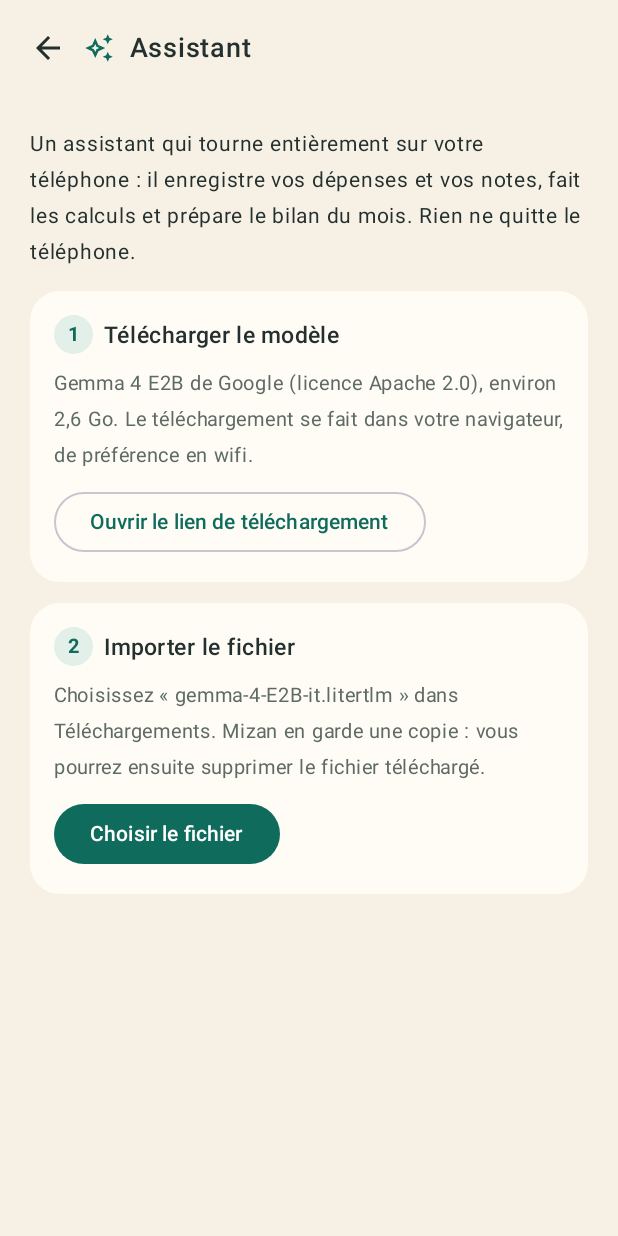
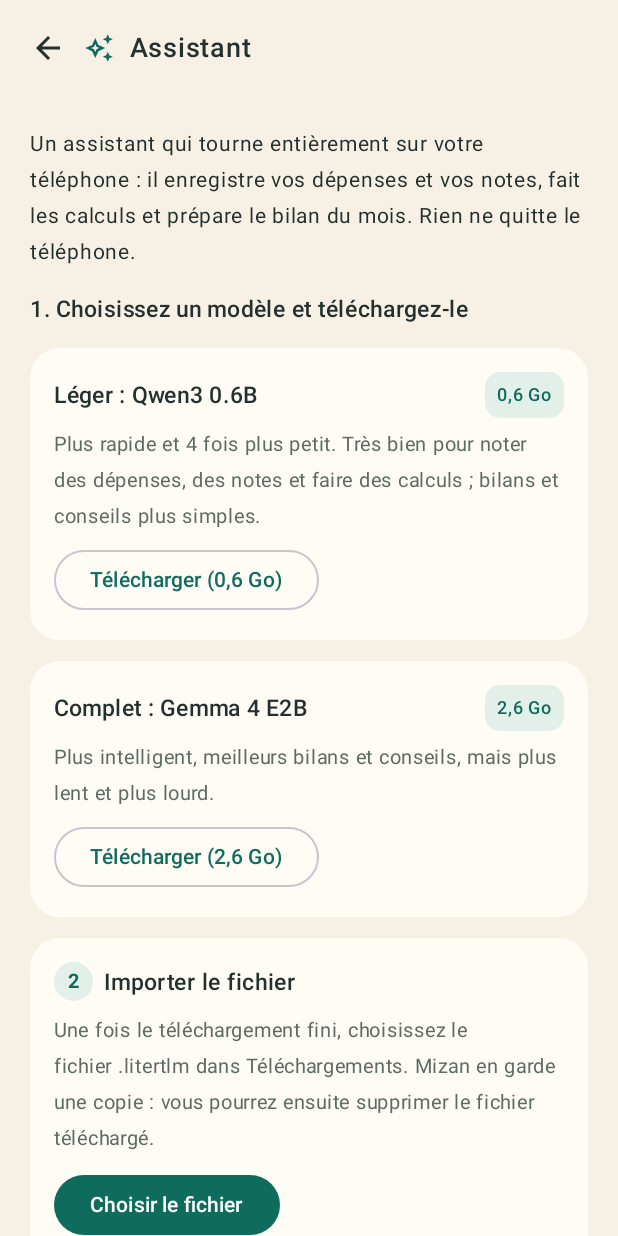
Before and after one commit to daly64/Mizan, an Android app built with Jetpack Compose: the screen it shows after launch (MainActivity), after a tap on "Assistant", on a phone screen of 412 x 824 dp. Run offline under Robolectric (Android 15) with nearby library versions, the phone set to English and light mode, and no system bars; our stand-ins replace Room's generated code; libraries missing offline, so code that uses them is left out: com.google.ai.edge; pictures from the network do not load.

Commit message:
Assistant : modèle léger Qwen3 0.6B au choix ; suppression du son du splash
- Écran d'installation : choix Léger (Qwen3 0.6B, 0,6 Go) ou Complet (Gemma 4 E2B, 2,6 Go)
- Qwen3 : réflexion désactivée (/no_think) et passages <think> masqués
- Splash muet : SplashSounds, splash_calame.ogg, réglage « Son au démarrage » retirés

Co-Authored-By: Claude Opus 5.5 <noreply@anthropic.com>
Claude-Session: https://claude.ai/code/session_01AM7gcm1LZqXx7Jjv27HERG

```diff
--- a/app/build.gradle.kts
+++ b/app/build.gradle.kts
@@ -13,8 +13,8 @@ android {
         applicationId = "tn.mizan.app"
         minSdk = 26
         targetSdk = 35
-        versionCode = 15
-        versionName = "0.11.0"
+        versionCode = 16
+        versionName = "0.11.1"
 
         // Le moteur IA est en code natif : on ne garde que l'architecture des téléphones récents (Redmi 14C compris)
         // pour que l'APK reste léger.
--- a/app/src/main/java/tn/mizan/app/agent/ModelStore.kt
+++ b/app/src/main/java/tn/mizan/app/agent/ModelStore.kt
@@ -10,17 +10,48 @@ import java.io.File
 import kotlin.coroutines.coroutineContext
 
 /**
- * Le fichier du modèle (Gemma 4 E2B, ~2,6 Go) n'est pas dans l'APK et Mizan n'a pas accès à internet.
+ * Le fichier du modèle (0,6 à 2,6 Go selon le choix) n'est pas dans l'APK et Mizan n'a pas accès à internet.
  * On le télécharge une fois avec le navigateur, puis on l'importe ici : il est copié dans le
  * dossier privé de l'app. Ensuite le fichier téléchargé peut être supprimé.
  */
+/** Les modèles proposés (tous Apache 2.0, téléchargeables sans compte). */
+enum class ModelOption(
+    val title: String,
+    val size: String,
+    val description: String,
+    val fileName: String,
+    val url: String
+) {
+    LEGER(
+        "Léger : Qwen3 0.6B",
+        "0,6 Go",
+        "Plus rapide et 4 fois plus petit. Très bien pour noter des dépenses, des notes et faire des calculs ; bilans et conseils plus simples.",
+        "Qwen3-0.6B.litertlm",
+        "https://huggingface.co/litert-community/Qwen3-0.6B/resolve/main/Qwen3-0.6B.litertlm"
+    ),
+    COMPLET(
+        "Complet : Gemma 4 E2B",
+        "2,6 Go",
+        "Plus intelligent, meilleurs bilans et conseils, mais plus lent et plus lourd.",
+        "gemma-4-E2B-it.litertlm",
+        "https://huggingface.co/litert-community/gemma-4-E2B-it-litert-lm/resolve/main/gemma-4-E2B-it.litertlm"
+    )
+}
+
 object ModelStore {
-
-    const val DOWNLOAD_URL =
-        "https://huggingface.co/litert-community/gemma-4-E2B-it-litert-lm/resolve/main/gemma-4-E2B-it.litertlm"
 
     private const val PREFS = "mizan_assistant"
     private const val KEY_GPU = "gpu"
+    private const val KEY_NAME = "nom_modele"
+
+    /** Nom du fichier importé (ex. « Qwen3-0.6B.litertlm »), pour adapter le moteur au modèle. */
+    fun modelName(context: Context): String = prefs(context).getString(KEY_NAME, "") ?: ""
+
+    /** Qwen3 « réfléchit » à voix haute par défaut : on le lui désactive et on masque ces passages. */
+    fun isQwen(context: Context): Boolean = modelName(context).contains("qwen", ignoreCase = true)
+
+    /** Gemma 4 accepte un long contexte : on le limite pour la mémoire. Les autres gardent leur réglage. */
+    fun isGemma4(context: Context): Boolean = modelName(context).contains("gemma-4", ignoreCase = true)
 
     fun modelFile(context: Context): File = File(File(context.filesDir, "modeles"), "assistant.litertlm")
 
@@ -45,7 +76,7 @@ object ModelStore {
      * Copie le modèle choisi dans le dossier de l'app. [onProgress] reçoit 0..1 (ou -1 si taille inconnue).
      * On écrit d'abord dans un fichier temporaire : un import interrompu ne laisse pas de modèle cassé.
      */
-    suspend fun import(context: Context, uri: Uri, onProgress: (Float) -> Unit) = withContext(Dispatchers.IO) {
+    suspend fun import(context: Context, uri: Uri, name: String, onProgress: (Float) -> Unit) = withContext(Dispatchers.IO) {
         val total = context.contentResolver.query(uri, arrayOf(OpenableColumns.SIZE), null, null, null)?.use { c ->
             if (c.moveToFirst() && !c.isNull(0)) c.getLong(0) else -1L
         } ?: -1L
@@ -73,6 +104,7 @@ object ModelStore {
             } ?: error("Impossible d'ouvrir le fichier choisi.")
             if (target.exists()) target.delete()
             check(tmp.renameTo(target)) { "Impossible d'enregistrer le modèle." }
+            prefs(context).edit().putString(KEY_NAME, name).apply()
             onProgress(1f)
         } finally {
             tmp.delete()
@@ -81,6 +113,7 @@ object ModelStore {
 
     fun delete(context: Context) {
         modelFile(context).delete()
+        prefs(context).edit().remove(KEY_NAME).apply()
         File(context.cacheDir, "litertlm").deleteRecursively()
     }
 }
--- a/app/src/main/java/tn/mizan/app/ui/screens/AssistantScreen.kt
+++ b/app/src/main/java/tn/mizan/app/ui/screens/AssistantScreen.kt
@@ -69,6 +69,7 @@ import androidx.compose.ui.unit.sp
 import androidx.lifecycle.compose.collectAsStateWithLifecycle
 import tn.mizan.app.agent.AgentViewModel
 import tn.mizan.app.agent.ChatItem
+import tn.mizan.app.agent.ModelOption
 import tn.mizan.app.agent.ModelState
 import tn.mizan.app.agent.ModelStore
 import tn.mizan.app.agent.Who
@@ -138,7 +139,7 @@ fun AssistantScreen(vm: AgentViewModel, onBack: () -> Unit) {
                             onClick = { menuOpen = false; vm.setGpu(!state.gpu) }
                         )
                         DropdownMenuItem(
-                            text = { Text("Supprimer le modèle", color = Danger) },
+                            text = { Text("Changer / supprimer le modèle", color = Danger) },
                             onClick = { menuOpen = false; confirmDelete = true }
                         )
                     }
@@ -164,7 +165,7 @@ fun AssistantScreen(vm: AgentViewModel, onBack: () -> Unit) {
         AlertDialog(
             onDismissRequest = { confirmDelete = false },
             title = { Text("Supprimer le modèle ?") },
-            text = { Text("Cela libère ${ModelStore.sizeLabel(LocalContext.current)}. Vos dépenses et notes restent. Il faudra réimporter le fichier pour utiliser l'assistant.") },
+            text = { Text("Cela libère ${ModelStore.sizeLabel(LocalContext.current)}. Vos dépenses et notes restent. Vous pourrez ensuite importer un autre modèle (léger ou complet).") },
             confirmButton = {
                 TextButton(onClick = { confirmDelete = false; vm.deleteModel() }) { Text("Supprimer", color = Danger) }
             },
@@ -193,22 +194,37 @@ private fun SetupPanel(vm: AgentViewModel, error: String?) {
             color = Slate,
             fontSize = 14.sp
         )
-        StepCard(
-            "1",
-            "Télécharger le modèle",
-            "Gemma 4 E2B de Google (licence Apache 2.0), environ 2,6 Go. Le téléchargement se fait dans votre navigateur, de préférence en wifi."
-        ) {
-            OutlinedButton(onClick = {
-                try {
-                    context.startActivity(Intent(Intent.ACTION_VIEW, Uri.parse(ModelStore.DOWNLOAD_URL)))
-                } catch (_: ActivityNotFoundException) {
+        Text("1. Choisissez un modèle et téléchargez-le", fontWeight = FontWeight.SemiBold, color = Slate, fontSize = 15.sp)
+        ModelOption.entries.forEach { option ->
+            MizanCard(Modifier.fillMaxWidth()) {
+                Column(Modifier.padding(16.dp), verticalArrangement = Arrangement.spacedBy(6.dp)) {
+                    Row(verticalAlignment = Alignment.CenterVertically) {
+                        Text(option.title, fontWeight = FontWeight.SemiBold, color = Slate, fontSize = 15.sp, modifier = Modifier.weight(1f))
+                        Text(
+                            option.size,
+                            color = Emerald,
+                            fontSize = 12.sp,
+                            fontWeight = FontWeight.SemiBold,
+                            modifier = Modifier
+                                .clip(RoundedCornerShape(10.dp))
+                                .background(Mint)
+                                .padding(horizontal = 8.dp, vertical = 3.dp)
+                        )
+                    }
+                    Text(option.description, color = Muted, fontSize = 13.sp)
+                    OutlinedButton(onClick = {
+                        try {
+                            context.startActivity(Intent(Intent.ACTION_VIEW, Uri.parse(option.url)))
+                        } catch (_: ActivityNotFoundException) {
+                        }
+                    }) { Text("Télécharger (${option.size})", color = Emerald) }
                 }
-            }) { Text("Ouvrir le lien de téléchargement", color = Emerald) }
+            }
         }
         StepCard(
             "2",
             "Importer le fichier",
-            "Choisissez « gemma-4-E2B-it.litertlm » dans Téléchargements. Mizan en garde une copie : vous pourrez ensuite supprimer le fichier téléchargé."
+            "Une fois le téléchargement fini, choisissez le fichier .litertlm dans Téléchargements. Mizan en garde une copie : vous pourrez ensuite supprimer le fichier téléchargé."
         ) {
             Button(
                 onClick = { picker.launch(arrayOf("*/*")) },
--- a/app/src/main/java/tn/mizan/app/ui/screens/SplashScreen.kt
+++ b/app/src/main/java/tn/mizan/app/ui/screens/SplashScreen.kt
@@ -18,10 +18,7 @@ import androidx.compose.foundation.layout.size
 import androidx.compose.foundation.shape.CircleShape
 import androidx.compose.material3.Text
 import androidx.compose.runtime.Composable
-import androidx.compose.runtime.DisposableEffect
 import androidx.compose.runtime.LaunchedEffect
-import androidx.compose.ui.platform.LocalContext
-import tn.mizan.app.util.SplashSounds
 import androidx.compose.runtime.remember
 import androidx.compose.ui.Alignment
 import androidx.compose.ui.Modifier
@@ -59,9 +56,6 @@ fun AnimatedSplash(onFinished: () -> Unit) {
     val lift = remember { Animatable(0f) }
     val textAlpha = remember { Animatable(0f) }
     val writing = remember { Animatable(0f) }
-    val context = LocalContext.current
-    val sounds = remember { SplashSounds(context) }
-    DisposableEffect(Unit) { onDispose { sounds.release() } }
 
     LaunchedEffect(Unit) {
         launch { logoAlpha.animateTo(1f, tween(400)) }
@@ -71,7 +65,6 @@ fun AnimatedSplash(onFinished: () -> Unit) {
         launch { lift.animateTo(1f, tween(500, easing = FastOutSlowInEasing)) }
         delay(150)
         // ميزان s'écrit de droite à gauche, comme à la plume
-        sounds.playCalame()
         writing.animateTo(1f, tween(1_400, easing = LinearEasing))
         textAlpha.animateTo(1f, tween(450))
         delay(900)
--- a/app/src/main/java/tn/mizan/app/util/SplashSounds.kt
+++ /dev/null
@@ -1,66 +0,0 @@
-package tn.mizan.app.util
-
-import android.content.Context
-import android.media.AudioAttributes
-import android.media.AudioManager
-import android.media.SoundPool
-import tn.mizan.app.R
-
-/**
- * Son du splash : le bruit d'un calame (plume de roseau) qui écrit ميزان, trait par trait,
- * synchronisé avec l'apparition du nom. Fichier embarqué (res/raw), aucune voix, aucun internet.
- * Muet en silencieux ou en vibreur, ou si l'option est coupée dans Profil.
- */
-class SplashSounds(context: Context) {
-
-    private val enabled: Boolean = isEnabled(context) &&
-        (context.getSystemService(AudioManager::class.java)?.ringerMode == AudioManager.RINGER_MODE_NORMAL)
-
-    private val pool: SoundPool? = if (!enabled) null else SoundPool.Builder()
-        .setMaxStreams(1)
-        .setAudioAttributes(
-            AudioAttributes.Builder()
-                .setUsage(AudioAttributes.USAGE_ASSISTANCE_SONIFICATION)
-                .setContentType(AudioAttributes.CONTENT_TYPE_SONIFICATION)
-                .build()
-        )
-        .build()
-
-    private var loaded = false
-    private var pending = false
-    private val calame: Int = pool?.load(context, R.raw.splash_calame, 1) ?: 0
-
-    init {
-        pool?.setOnLoadCompleteListener { p, id, status ->
-            if (status == 0 && id == calame) {
-                loaded = true
-                if (pending) {
-                    pending = false
-                    p.play(id, 1f, 1f, 1, 0, 1f)
-                }
-            }
-        }
-    }
-
-    /** Au moment où le calame commence à écrire ميزان. */
-    fun playCalame() {
-        val p = pool ?: return
-        if (loaded) p.play(calame, 1f, 1f, 1, 0, 1f) else pending = true
-    }
-
-    fun release() {
-        pool?.release()
-    }
-
-    companion object {
-        private const val PREFS = "mizan_reglages"
-        private const val KEY = "son_demarrage"
-
-        fun isEnabled(context: Context): Boolean =
-            context.getSharedPreferences(PREFS, Context.MODE_PRIVATE).getBoolean(KEY, true)
-
-        fun setEnabled(context: Context, value: Boolean) {
-            context.getSharedPreferences(PREFS, Context.MODE_PRIVATE).edit().putBoolean(KEY, value).apply()
-        }
-    }
-}
```
Also changed, not shown: app/src/main/java/tn/mizan/app/agent/AgentViewModel.kt (+15 -6 lines), app/src/main/java/tn/mizan/app/ui/screens/ProfileScreen.kt (+0 -14 lines), 3 other files.
